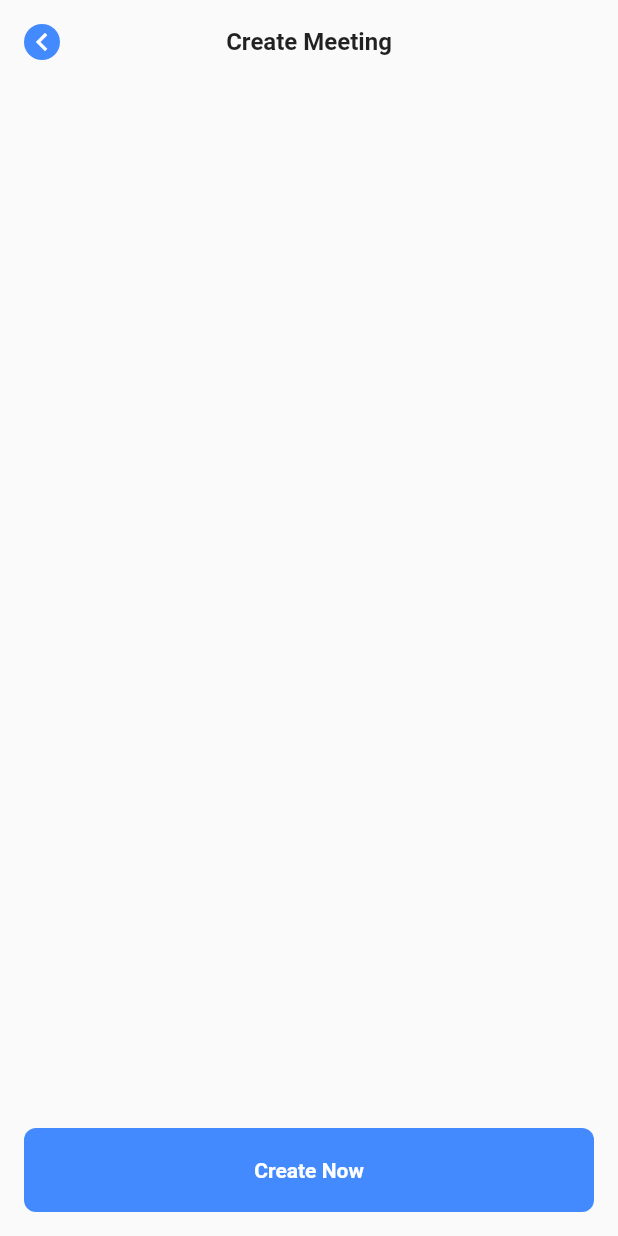
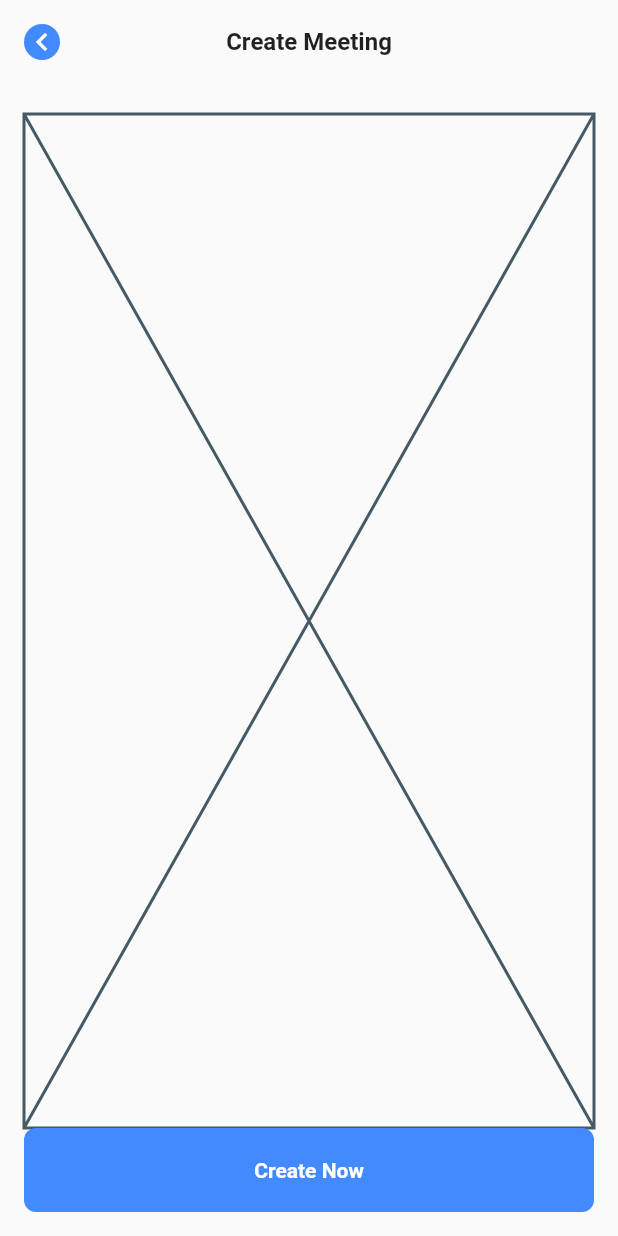
Before and after one commit to JAICHANGPARK/flutter_notebook_19th_story, a Flutter app: the CreateMeetingPage screen opened directly, on a phone screen of 412 x 824 dp. Run offline on Flutter 3.47's test engine with Material 2 defaults, Android fonts, the phone set to English and light mode, and no system bars; our stand-ins replace bubble_tab_indicator, cached_network_image, countup, fl_chart, flutter_riverpod, freezed_annotation and 2 more; network calls fail.

Commit message:
Update create_meeting_page.dart

```diff
--- a/lib/ep1139_office_meeting_app/src/ui/create_meeting_page.dart
+++ b/lib/ep1139_office_meeting_app/src/ui/create_meeting_page.dart
@@ -49,12 +49,14 @@ class _CreateMeetingPageState extends State<CreateMeetingPage> {
               const SizedBox(
                 height: 36,
               ),
-              Spacer(),
+              Expanded(
+                child: Placeholder(),
+              ),
               Container(
                 padding: EdgeInsets.symmetric(vertical: 20),
                 decoration: BoxDecoration(
                   color: Colors.blueAccent,
-                  borderRadius: BorderRadius.circular(8)
+                  borderRadius: BorderRadius.circular(8),
                 ),
                 child: Center(
                   child: Text(
```
